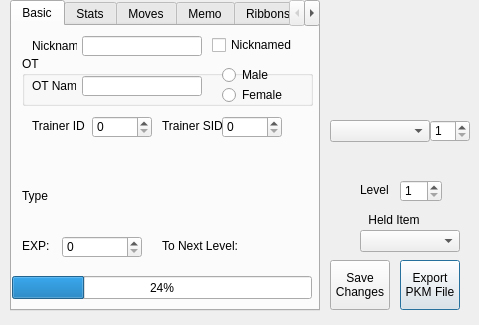
This is QT Project/pkmviewer.ui in Annovae/PKMDS-G5 as Qt 5 draws it before an edit. The edited form follows.
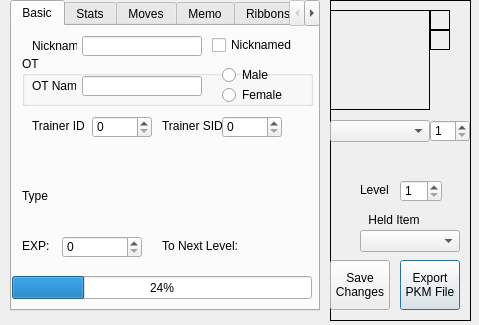
This is the edited form.

Commit message: Added markings enum and SQL

```diff
--- a/QT Project/pkmviewer.ui
+++ b/QT Project/pkmviewer.ui
@@ -35,7 +35,7 @@
     </rect>
    </property>
    <property name="frameShape">
-    <enum>QFrame::NoFrame</enum>
+    <enum>QFrame::Box</enum>
    </property>
    <property name="frameShadow">
     <enum>QFrame::Plain</enum>
@@ -87,7 +87,7 @@
      <string notr="true">background: transparent</string>
     </property>
     <property name="frameShape">
-     <enum>QFrame::NoFrame</enum>
+     <enum>QFrame::Box</enum>
     </property>
     <property name="frameShadow">
      <enum>QFrame::Plain</enum>
@@ -181,7 +181,7 @@
      <string notr="true">background: transparent</string>
     </property>
     <property name="frameShape">
-     <enum>QFrame::NoFrame</enum>
+     <enum>QFrame::Box</enum>
     </property>
     <property name="frameShadow">
      <enum>QFrame::Plain</enum>
@@ -200,7 +200,7 @@
      <string notr="true">background: transparent</string>
     </property>
     <property name="frameShape">
-     <enum>QFrame::NoFrame</enum>
+     <enum>QFrame::Box</enum>
     </property>
     <property name="frameShadow">
      <enum>QFrame::Plain</enum>
```
The commit also changes 5 other files.
